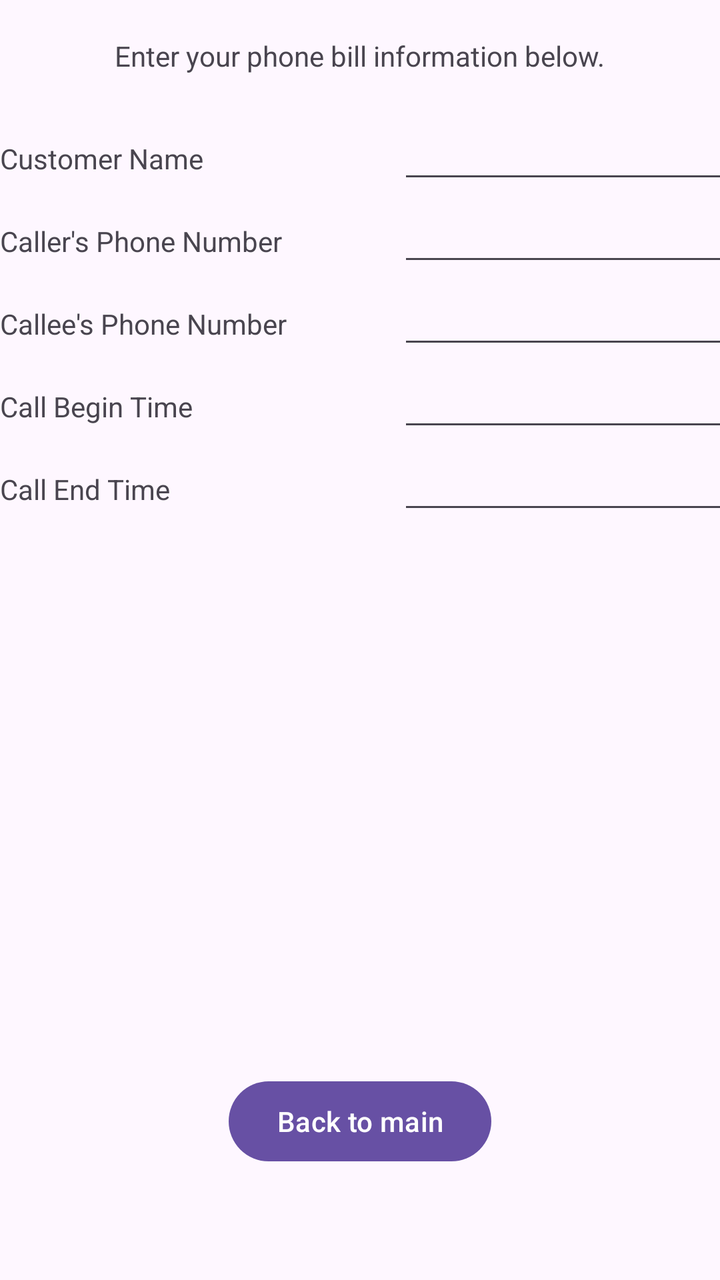
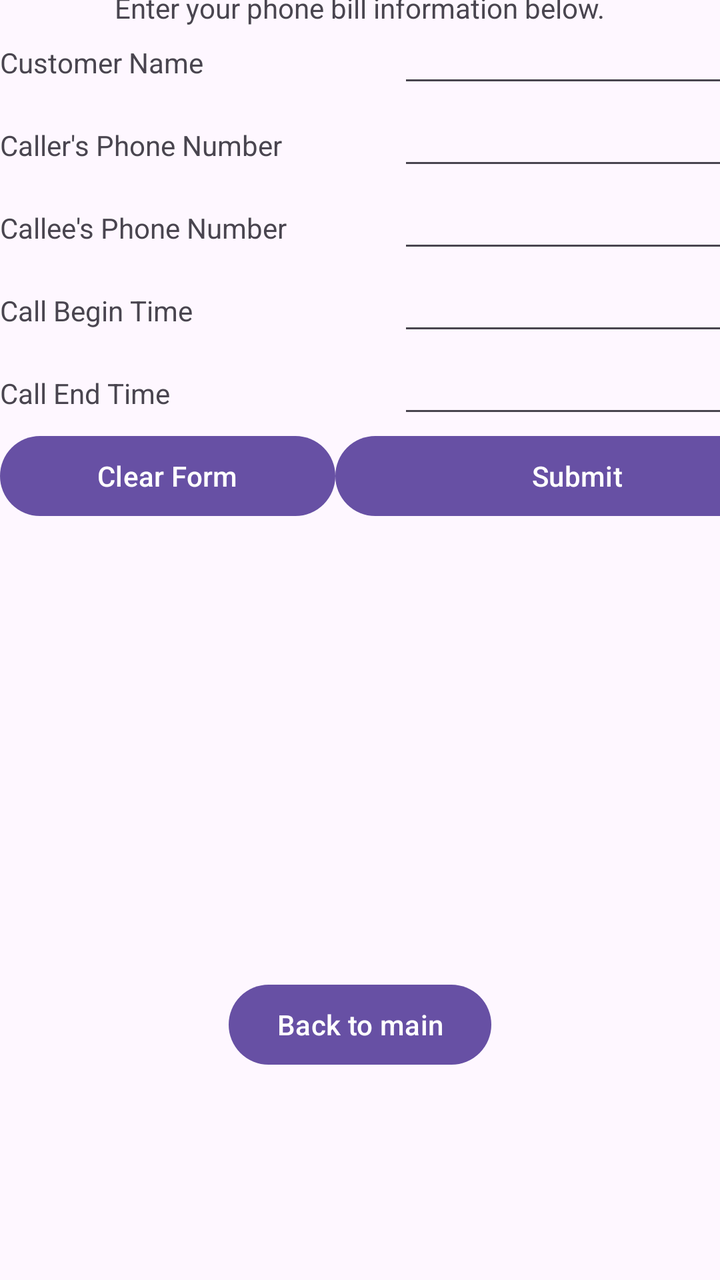

An Android layout rendered at two revisions. The XML below is the earlier revision; the diff shows what the commit changed to produce the second picture.
<!-- AndroidManifest.xml: application theme Theme.PhoneBill -->
<!-- res/layout/activity_phone_bill.xml -->
<?xml version="1.0" encoding="utf-8"?>
<androidx.constraintlayout.widget.ConstraintLayout xmlns:android="http://schemas.android.com/apk/res/android"
    xmlns:app="http://schemas.android.com/apk/res-auto"
    xmlns:tools="http://schemas.android.com/tools"
    android:id="@+id/main"
    android:layout_width="match_parent"
    android:layout_height="match_parent"
    tools:context=".PhoneBillActivity">

    <TextView
        android:id="@+id/phoneBillAppInstructions"
        android:layout_width="wrap_content"
        android:layout_height="wrap_content"
        android:text="@string/phoneBillActivityInstructions"
        app:layout_constraintEnd_toEndOf="parent"
        app:layout_constraintStart_toStartOf="parent"
        app:layout_constraintTop_toTopOf="parent"
        app:layout_constraintBottom_toTopOf="@id/phoneBillLayoutBlock"/>

    <LinearLayout
        android:id="@+id/phoneBillLayoutBlock"
        android:layout_width="409dp"
        android:layout_height="wrap_content"
        android:layout_marginBottom="219dp"
        android:orientation="vertical"
        app:layout_constraintBottom_toTopOf="@+id/backToMain"
        app:layout_constraintTop_toBottomOf="@id/phoneBillAppInstructions"
        app:layout_constraintStart_toStartOf="parent"
        app:layout_constraintTop_toTopOf="parent"

        tools:layout_editor_absoluteX="1dp">

        <LinearLayout
            android:id="@+id/nameFieldBlock"
            android:layout_width="match_parent"
            android:layout_height="wrap_content"
            android:orientation="horizontal">

            <TextView
                android:id="@+id/nameTextView"
                android:layout_width="0dp"
                android:layout_height="wrap_content"
                android:layout_weight="1"
                android:text="@string/customer_name" />

            <EditText
                android:id="@+id/nameField"
                android:layout_width="wrap_content"
                android:layout_height="wrap_content"
                android:ems="10"
                android:inputType="text" />

        </LinearLayout>

        <LinearLayout
            android:id="@+id/callerFieldBlock"
            android:layout_width="match_parent"
            android:layout_height="wrap_content"
            android:orientation="horizontal">

            <TextView
                android:id="@+id/callerTextView"
                android:layout_width="0dp"
                android:layout_height="wrap_content"
                android:layout_weight="1"
                android:text="@string/caller_s_phone_number" />

            <EditText
                android:id="@+id/callerField"
                android:layout_width="wrap_content"
                android:layout_height="wrap_content"
                android:ems="10"
                android:inputType="phone" />

        </LinearLayout>

        <LinearLayout
            android:id="@+id/calleeFieldBlock"
            android:layout_width="match_parent"
            android:layout_height="wrap_content"
            android:orientation="horizontal">

            <TextView
                android:id="@+id/calleeTextView"
                android:layout_width="0dp"
                android:layout_height="wrap_content"
                android:layout_weight="1"
                android:text="@string/callee_s_phone_number" />

            <EditText
                android:id="@+id/calleeField"
                android:layout_width="wrap_content"
                android:layout_height="wrap_content"
                android:ems="10"
                android:inputType="phone" />

        </LinearLayout>

        <LinearLayout
            android:id="@+id/beginTimeFieldBlock"
            android:layout_width="match_parent"
            android:layout_height="wrap_content"
            android:orientation="horizontal">

            <TextView
                android:id="@+id/beginTimeTextView"
                android:layout_width="0dp"
                android:layout_height="wrap_content"
                android:layout_weight="1"
                android:text="@string/call_begin_time" />

            <EditText
                android:id="@+id/editTextTime"
                android:layout_width="wrap_content"
                android:layout_height="wrap_content"
                android:ems="10"
                android:inputType="time" />
        </LinearLayout>

        <LinearLayout
            android:id="@+id/endTimeFieldBlock"
            android:layout_width="match_parent"
            android:layout_height="wrap_content"
            android:orientation="horizontal">

            <TextView
                android:id="@+id/endTimeTextView"
                android:layout_width="0dp"
                android:layout_height="wrap_content"
                android:layout_weight="1"
                android:text="@string/call_end_time" />

            <EditText
                android:id="@+id/endTimeField"
                android:layout_width="wrap_content"
                android:layout_height="wrap_content"
                android:ems="10"
                android:inputType="time" />
        </LinearLayout>

    </LinearLayout>

    <Button
        android:id="@+id/backToMain"
        android:layout_width="wrap_content"
        android:layout_height="wrap_content"
        android:onClick="goBackToMainActivity"
        android:text="@string/back_to_main"
        tools:layout_editor_absoluteX="141dp"
        app:layout_constraintEnd_toEndOf="parent"
        app:layout_constraintStart_toStartOf="parent"
        app:layout_constraintTop_toBottomOf="@id/phoneBillLayoutBlock"
        app:layout_constraintBottom_toBottomOf="parent" />



</androidx.constraintlayout.widget.ConstraintLayout>
<!-- resources referenced by this layout -->
<resources>
  <string name="back_to_main">Back to main</string>
  <string name="call_begin_time">Call Begin Time</string>
  <string name="call_end_time">Call End Time</string>
  <string name="callee_s_phone_number">Callee\'s Phone Number</string>
  <string name="caller_s_phone_number">Caller\'s Phone Number</string>
  <string name="customer_name">Customer Name</string>
  <string name="phoneBillActivityInstructions">Enter your phone bill information below.</string>
  <style name="Theme.PhoneBill" parent="Base.Theme.PhoneBill" />
  <style name="Base.Theme.PhoneBill" parent="Theme.Material3.DayNight.NoActionBar">
          
          
      </style>
</resources>

<!-- the commit's change to res/layout/activity_phone_bill.xml (unified diff, before → after) -->
@@ -23,7 +23,7 @@
         android:layout_height="wrap_content"
         android:layout_marginBottom="219dp"
         android:orientation="vertical"
-        app:layout_constraintBottom_toTopOf="@+id/backToMain"
+        app:layout_constraintBottom_toTopOf="@+id/backToMainButton"
         app:layout_constraintTop_toBottomOf="@id/phoneBillAppInstructions"
         app:layout_constraintStart_toStartOf="parent"
         app:layout_constraintTop_toTopOf="parent"
@@ -110,11 +110,11 @@
                 android:text="@string/call_begin_time" />
 
             <EditText
-                android:id="@+id/editTextTime"
+                android:id="@+id/beginTimeField"
                 android:layout_width="wrap_content"
                 android:layout_height="wrap_content"
                 android:ems="10"
-                android:inputType="time" />
+                android:inputType="datetime" />
         </LinearLayout>
 
         <LinearLayout
@@ -135,13 +135,47 @@
                 android:layout_width="wrap_content"
                 android:layout_height="wrap_content"
                 android:ems="10"
-                android:inputType="time" />
+                android:inputType="datetime" />
+        </LinearLayout>
+
+        <LinearLayout
+            android:layout_width="match_parent"
+            android:layout_height="match_parent"
+            android:orientation="horizontal">
+
+            <Button
+                android:id="@+id/clearFormButton"
+                android:layout_width="wrap_content"
+                android:layout_height="wrap_content"
+                android:layout_weight="1"
+                android:onClick="clearForm"
+                android:text="Clear Form" />
+
+            <Button
+                android:id="@+id/submitPhoneBillButton"
+                android:layout_width="wrap_content"
+                android:layout_height="wrap_content"
+                android:layout_weight="3"
+                android:onClick="createPhoneBill"
+                android:text="Submit" />
+
         </LinearLayout>
 
     </LinearLayout>
 
+    <TextView
+        android:id="@+id/phoneBillConfirmation"
+        android:layout_width="wrap_content"
+        android:layout_height="wrap_content"
+        tools:layout_editor_absoluteX="174dp"
+        tools:layout_editor_absoluteY="455dp"
+        app:layout_constraintStart_toStartOf="parent"
+        app:layout_constraintEnd_toEndOf="parent"
+        app:layout_constraintTop_toBottomOf="@id/phoneBillLayoutBlock"
+        app:layout_constraintBottom_toTopOf="@id/backToMainButton" />
+
     <Button
-        android:id="@+id/backToMain"
+        android:id="@+id/backToMainButton"
         android:layout_width="wrap_content"
         android:layout_height="wrap_content"
         android:onClick="goBackToMainActivity"
@@ -149,9 +183,10 @@
         tools:layout_editor_absoluteX="141dp"
         app:layout_constraintEnd_toEndOf="parent"
         app:layout_constraintStart_toStartOf="parent"
-        app:layout_constraintTop_toBottomOf="@id/phoneBillLayoutBlock"
+        app:layout_constraintTop_toBottomOf="@id/phoneBillConfirmation"
         app:layout_constraintBottom_toBottomOf="parent" />
 
 
 
+
 </androidx.constraintlayout.widget.ConstraintLayout>
